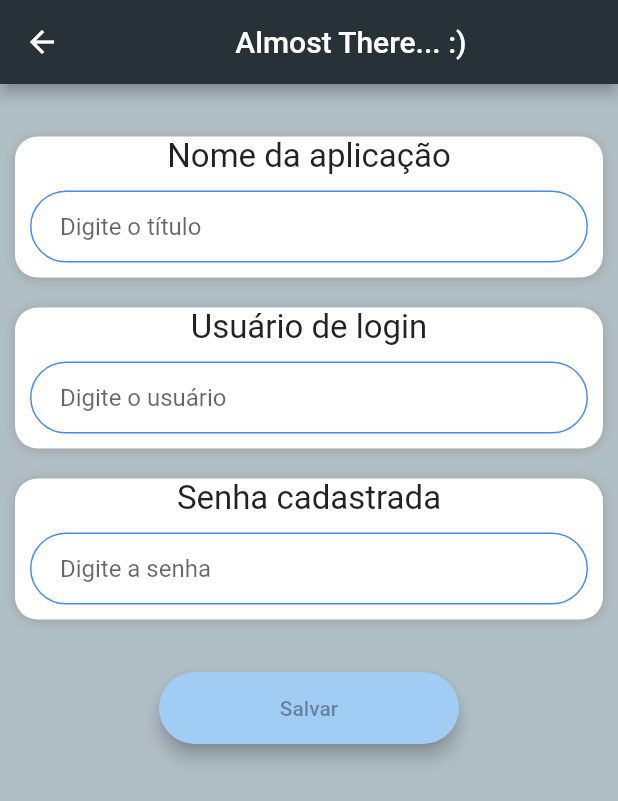
After one commit to ferreirawill/fake-password-manager-flutter, a Flutter app: the UploadPass screen opened directly, on a phone screen of 412 x 824 dp. The commit adds this screen. Shown: the top 801 px of the screen. Run offline on Flutter 3.47's test engine with Material 2 defaults, Android fonts, the phone set to English and light mode, and no system bars; our stand-ins replace cloud_firestore, local_auth, rxdart, sqflite; missing offline and left inert: bloc_pattern, encrypt; accounts and stored records are empty.

Commit message:
Gerenciador de senhas funcionando

```diff
--- a/lib/main.dart
+++ b/lib/main.dart
@@ -1,7 +1,17 @@
+import 'package:cloud_firestore/cloud_firestore.dart';
 import 'package:flutter/material.dart';
+import 'navigation_bar.dart';
+
 
 void main() {
-  runApp(MaterialApp(
+  runApp(App());
+}
+
+
+class App extends StatelessWidget {
+  @override
+  Widget build(BuildContext context) {
+    return MaterialApp(
       home: Scaffold(
         backgroundColor: Colors.blueGrey[200],
         body: Center(
@@ -15,6 +25,8 @@ void main() {
           ),
           backgroundColor: Colors.blueGrey[900],
         ),
+        drawer: NavBar(),
       ),
-  ));
+    );
   }
+}
--- /dev/null
+++ b/lib/upload_pass.dart
@@ -0,0 +1,188 @@
+
+
+import 'package:flutter/material.dart';
+import 'package:hello_world/blocs/upload_blocs.dart';
+
+class UploadPass extends StatelessWidget {
+
+  final _uploadBloc = UploadBloc();
+  final _titleTextController = TextEditingController();
+  final _userTextController = TextEditingController();
+  final _passTextController = TextEditingController();
+
+
+  @override
+  Widget build(BuildContext context) {
+    return Scaffold(
+      backgroundColor: Colors.blueGrey[200],
+      appBar: AppBar(
+        title: Center(
+          child: Text("Almost There... :)"),
+        ),
+        backgroundColor: Colors.blueGrey[900],
+      ),
+    body: Column(
+      mainAxisAlignment: MainAxisAlignment.start,
+      crossAxisAlignment: CrossAxisAlignment.center,
+      children: <Widget>[
+        SizedBox(
+          height: 25,
+        ),
+        BoxField(
+          title: "Nome da aplicação",
+          hint: "Digite o título",
+          stream: _uploadBloc.outTitle,
+          onChange: _uploadBloc.changeTitle,
+          controller: _titleTextController,
+        ),
+        BoxField(
+          title: "Usuário de login",
+          hint: "Digite o usuário",
+          stream: _uploadBloc.outUser,
+          onChange: _uploadBloc.changeUser,
+          controller: _userTextController,
+        ),
+        BoxField(
+          title: "Senha cadastrada",
+          hint: "Digite a senha",
+          stream: _uploadBloc.outPass,
+          onChange: _uploadBloc.changePass,
+          controller: _passTextController,
+        ),
+      Padding(
+        padding: const EdgeInsets.all(25.0),
+        child: Material(
+            color: Color(0xFFA1CDF4),
+            borderRadius:
+            BorderRadius.all(Radius.circular(30.0)),
+            elevation: 5.0,
+            child: StreamBuilder(
+              stream: _uploadBloc.outSubmit,
+              builder: (context, snapshot) {
+                return MaterialButton(
+                  onPressed: snapshot.hasData ? (){
+                    _uploadBloc.submit();
+                    _titleTextController.clear();
+                    _passTextController.clear();
+                    _userTextController.clear();
+                  } : null,
+                  minWidth: 200.0,
+                  height: 42.0,
+                  child: Text("Salvar"),
+                );
+              }
+            )),
+      ),
+      ],
+    ),
+    );
+  }
+}
+
+
+
+
+class BoxField extends StatelessWidget {
+  final String title;
+  final String hint;
+  final stream;
+  final onChange;
+  final controller;
+
+  BoxField({Key key, @required this.title, @required this.hint, @required this.stream, @required this.onChange, this.controller}) : super(key: key);
+
+
+  @override
+  Widget build(BuildContext context) {
+    return Padding(
+      padding: const EdgeInsets.all(10.0),
+      child: Container(
+        decoration: BoxDecoration(
+            color: Colors.white,
+            borderRadius: BorderRadius.all(Radius.circular(15)),
+            boxShadow: [
+              BoxShadow(
+                color: Colors.grey,
+                offset: Offset(0.0, 1.0), //(x,y)
+                blurRadius: 6.0,
+              )
+            ]
+        ),
+        child: Column(
+          mainAxisAlignment: MainAxisAlignment.center,
+          crossAxisAlignment: CrossAxisAlignment.center,
+          children: <Widget>[
+            Text(title,style: TextStyle(
+              fontSize: 22,
+            ),),
+            Padding(
+              padding: const EdgeInsets.all(10.0),
+              child: InputField(
+                hint: hint,
+                obscure: false,
+                keyboard: TextInputType.visiblePassword,
+                stream: stream,
+                onChange: onChange,
+                controller: controller,
+              ),
+            ),
+          ],
+        ),
+      ),
+    );
+  }
+}
+
+
+class InputField extends StatelessWidget {
+  final String hint;
+  final bool obscure;
+  final keyboard;
+  final stream;
+  final onChange;
+  final controller;
+
+
+  InputField(
+      {Key key,
+        @required this.hint,
+        @required this.obscure,
+        @required this.stream,
+        @required this.onChange,
+        this.keyboard, this.controller,
+      });
+
+  @override
+  Widget build(BuildContext context) {
+    return StreamBuilder<Object>(
+      stream: stream,
+      builder: (context, snapshot) {
+        return TextField(
+          controller: controller,
+          obscureText: obscure,
+          keyboardType: keyboard,
+          decoration: InputDecoration(
+            fillColor: Color(0xFFA0A5AF),
+            hintText: hint,
+            contentPadding:
+            EdgeInsets.symmetric(vertical: 10.0, horizontal: 20.0),
+            border: OutlineInputBorder(
+              borderRadius: BorderRadius.all((Radius.circular(32.0))),
+            ),
+            enabledBorder: OutlineInputBorder(
+              borderRadius: BorderRadius.all((Radius.circular(32.0))),
+              borderSide: BorderSide(color: Colors.blueAccent, width: 1.0),
+            ),
+            focusedBorder: OutlineInputBorder(
+              borderRadius: BorderRadius.all((Radius.circular(32.0))),
+              borderSide: BorderSide(color:  Colors.lightBlue, width: 2.0),
+            ),
+          ),
+          onChanged: (value){
+            onChange.add(value);
+          },
+        );
+      }
+    );
+  }
+}
```
Also changed, not shown: lib/auth/auth_service.dart (added, +55 -0 lines), lib/blocs/read_blocs.dart (added, +66 -0 lines), lib/blocs/upload_blocs.dart (added, +113 -0 lines), lib/database/database.dart (added, +62 -0 lines), lib/navigation_bar.dart (added, +77 -0 lines), lib/password_screen.dart (added, +138 -0 lines), pubspec.yaml (+16 -1 lines), images/padloc.png (added), images/wil.jpg (added), images/will.jpeg (added), pubspec.lock, 9 other files. Lines whose indentation alone changed are shown as unchanged.
